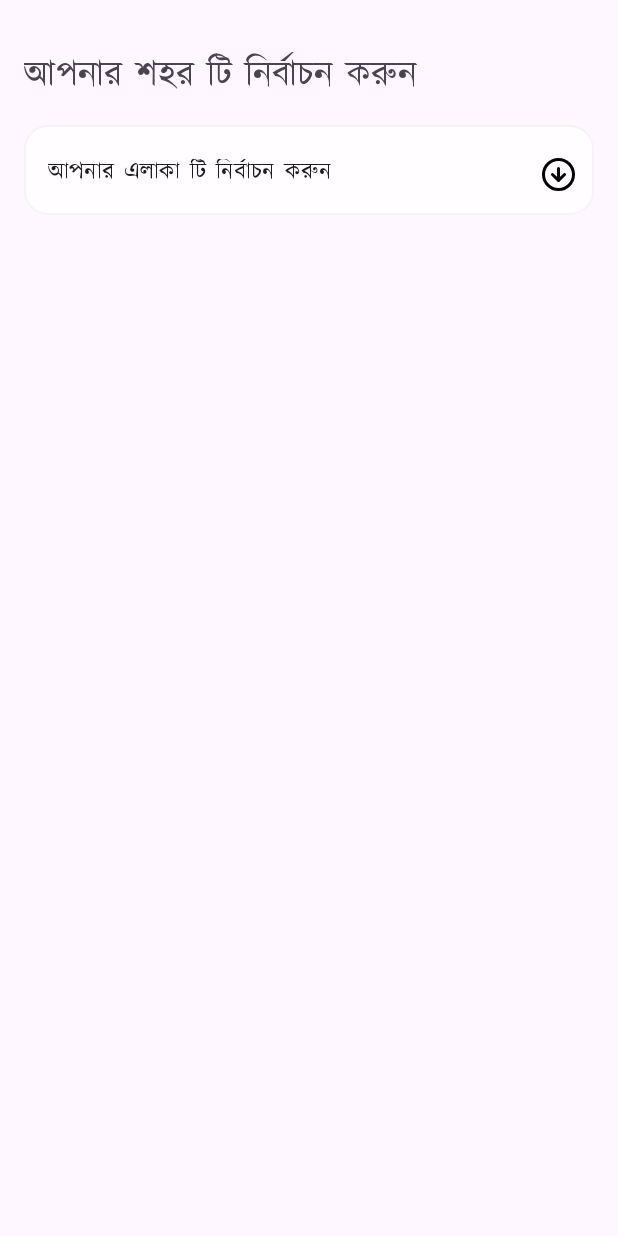
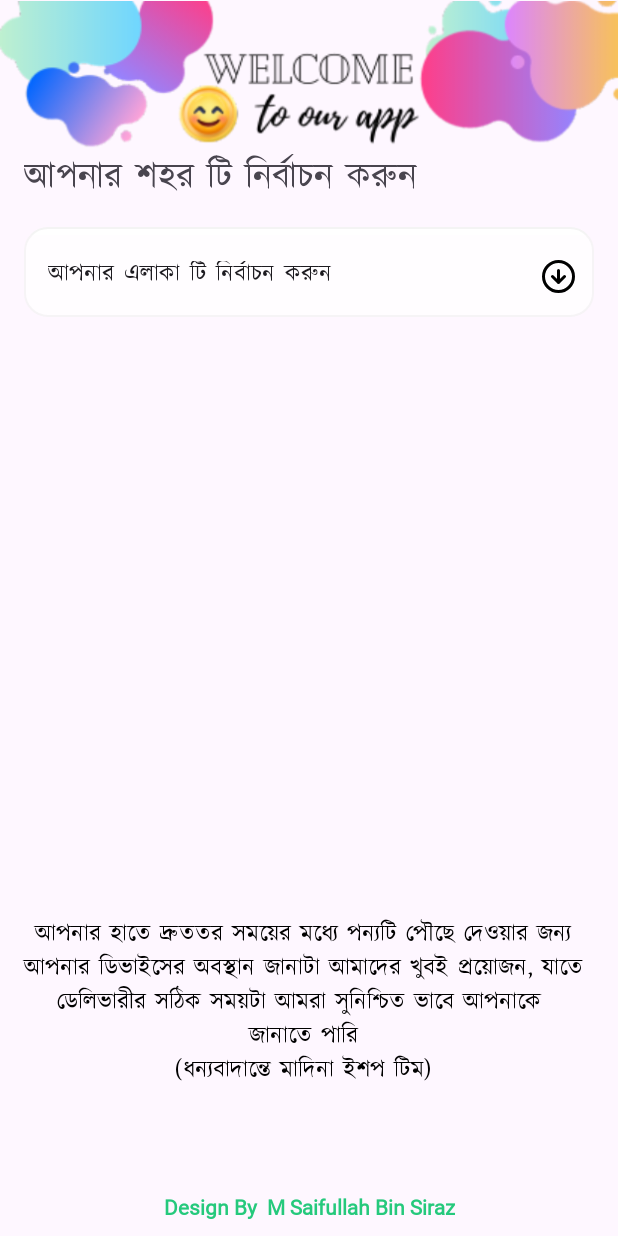
Before and after one commit to saifullah5555/Madina-Eshop-App, an Android app: the ChooseLocationActivity screen opened directly, with no data from a screen before it, on a phone screen of 412 x 824 dp. Run offline under Robolectric (Android 15) with nearby library versions, the light colour scheme and no system bars.

Commit message:
ei por jonto sign up front page ar Location Page hoise and code is all ok alhamdulillah

```diff
--- a/app/src/main/java/com/madinafinal/madinaeshop/ChooseLocationActivity.kt
+++ b/app/src/main/java/com/madinafinal/madinaeshop/ChooseLocationActivity.kt
@@ -1,7 +1,9 @@
 package com.madinafinal.madinaeshop
 
+import android.content.Intent
 import androidx.appcompat.app.AppCompatActivity
 import android.os.Bundle
+import android.widget.ArrayAdapter
 import com.madinafinal.madinaeshop.databinding.ActivityChooseLocationBinding
 
 class ChooseLocationActivity : AppCompatActivity() {
@@ -11,6 +13,10 @@ class ChooseLocationActivity : AppCompatActivity() {
     override fun onCreate(savedInstanceState: Bundle?) {
         super.onCreate(savedInstanceState)
         setContentView(binding.root)
+        val LocatinoList = arrayOf("খুলনা","ঢাকা","বরিশাল","চট্টগ্রাম","ময়মনসিংহ","রংপুর","সিলেট","রাজশাহী")
+        val adapter = ArrayAdapter(this, android.R.layout.simple_list_item_1,LocatinoList)
+        val autoCompleteTextView = binding.ListOfLocation
+        autoCompleteTextView.setAdapter(adapter)
 
     }
 }
--- a/app/src/main/java/com/madinafinal/madinaeshop/LoginActivity.kt
+++ b/app/src/main/java/com/madinafinal/madinaeshop/LoginActivity.kt
@@ -3,6 +3,7 @@ package com.madinafinal.madinaeshop
 import android.content.Intent
 import androidx.appcompat.app.AppCompatActivity
 import android.os.Bundle
+import com.madinafinal.madinaeshop.databinding.ActivityChooseLocationBinding
 import com.madinafinal.madinaeshop.databinding.ActivityLoginBinding
 
 class LoginActivity : AppCompatActivity() {
@@ -12,11 +13,18 @@ class LoginActivity : AppCompatActivity() {
     override fun onCreate(savedInstanceState: Bundle?) {
         super.onCreate(savedInstanceState)
         setContentView(binding.root)
+
         binding.RagisterButtonText.setOnClickListener {
             val intent = Intent(this, SignActivity::class.java)
             startActivity(intent)
             finish()
 
+
         }
+        binding.LocationTaxt.setOnClickListener {
+            val intent = Intent(this, ChooseLocationActivity::class.java)
+            startActivity(intent)
+        }
+
     }
 }
--- a/app/src/main/res/layout/activity_choose_location.xml
+++ b/app/src/main/res/layout/activity_choose_location.xml
@@ -7,11 +7,26 @@
     tools:context=".ChooseLocationActivity">
 
     <TextView
+        android:id="@+id/textView22"
+        android:layout_width="wrap_content"
+        android:layout_height="wrap_content"
+        android:layout_marginBottom="10dp"
+        android:fontFamily="@font/en_4"
+        android:text="Design By  M Saifullah Bin Siraz"
+        android:textAlignment="center"
+        android:textColor="@color/green"
+        android:textSize="14sp"
+        android:textStyle="bold"
+        app:layout_constraintBottom_toBottomOf="parent"
+        app:layout_constraintEnd_toEndOf="parent"
+        app:layout_constraintStart_toStartOf="parent" />
+
+    <TextView
         android:id="@+id/textView20"
         android:layout_width="wrap_content"
         android:layout_height="wrap_content"
         android:layout_marginStart="16dp"
-        android:layout_marginTop="32dp"
+        android:layout_marginTop="100dp"
         android:fontFamily="@font/kalpurush"
         android:text="আপনার শহর টি নির্বাচন করুন"
         android:textSize="24sp"
@@ -19,30 +34,57 @@
         app:layout_constraintTop_toTopOf="parent" />
 
     <com.google.android.material.textfield.TextInputLayout
+        android:id="@+id/textInputLayout"
         style="@style/Widget.Material3.TextInputLayout.OutlinedBox.ExposedDropdownMenu"
         android:layout_width="match_parent"
         android:layout_height="60dp"
         android:layout_marginStart="16dp"
         android:layout_marginTop="16dp"
         android:layout_marginEnd="16dp"
+        android:background="@drawable/edittextshape"
         app:boxStrokeWidth="0dp"
         app:boxStrokeWidthFocused="0dp"
-        android:background="@drawable/edittextshape"
         app:endIconDrawable="@drawable/arrow_down"
         app:endIconTint="@color/black"
         app:layout_constraintEnd_toEndOf="parent"
         app:layout_constraintStart_toStartOf="parent"
         app:layout_constraintTop_toBottomOf="@+id/textView20">
+
         <AutoCompleteTextView
+            android:id="@+id/ListOfLocation"
             android:layout_width="match_parent"
             android:layout_height="match_parent"
-            android:id="@+id/ListOfLocation"
+            android:fontFamily="@font/kalpurush"
             android:inputType="none"
             android:text="আপনার এলাকা টি নির্বাচন করুন"
-            android:fontFamily="@font/kalpurush"
-            android:textSize="16dp"/>
+            android:textSize="16dp" />
 
     </com.google.android.material.textfield.TextInputLayout>
 
+    <TextView
+        android:id="@+id/textView21"
+        android:layout_width="wrap_content"
+        android:layout_height="0dp"
+        android:layout_marginStart="16dp"
+        android:layout_marginEnd="24dp"
+        android:layout_marginBottom="70dp"
+        android:fontFamily="@font/kalpurush"
+        android:text="@string/Location_text_string"
+        android:textAlignment="center"
+        android:textColor="@color/black"
+        android:textSize="16sp"
+        app:layout_constraintBottom_toTopOf="@+id/textView22"
+        app:layout_constraintEnd_toEndOf="parent"
+        app:layout_constraintStart_toStartOf="parent" />
+
+    <ImageView
+        android:id="@+id/imageView8"
+        android:layout_width="wrap_content"
+        android:layout_height="wrap_content"
+        app:layout_constraintBottom_toTopOf="@+id/textView20"
+        app:layout_constraintEnd_toEndOf="parent"
+        app:layout_constraintStart_toStartOf="parent"
+        app:srcCompat="@drawable/wellcome_main" />
+
 
 </androidx.constraintlayout.widget.ConstraintLayout>
--- a/app/src/main/res/layout/activity_login.xml
+++ b/app/src/main/res/layout/activity_login.xml
@@ -9,7 +9,7 @@
     tools:context=".LoginActivity">
 
     <TextView
-        android:id="@+id/textView16"
+        android:id="@+id/LocationTaxt"
         android:layout_width="wrap_content"
         android:layout_height="wrap_content"
         android:layout_marginBottom="8dp"
--- a/app/src/main/res/values/strings.xml
+++ b/app/src/main/res/values/strings.xml
@@ -1,3 +1,6 @@
 <resources>
     <string name="app_name">Madina Eshop</string>
+    <string name="Location_text_string">আপনার হাতে দ্রুততর সময়ের মধ্যে পন্যটি পৌছে দেওয়ার জন্য\n
+        আপনার ডিভাইসের অবস্থান জানাটা আমাদের খুবই প্রয়োজন,
+        যাতে \nডেলিভারীর সঠিক সময়টা আমরা সুনিশ্চিত ভাবে আপনাকে \nজানাতে পারি\n(ধন্যবাদান্তে মাদিনা ইশপ টিম)</string>
 </resources>
```
